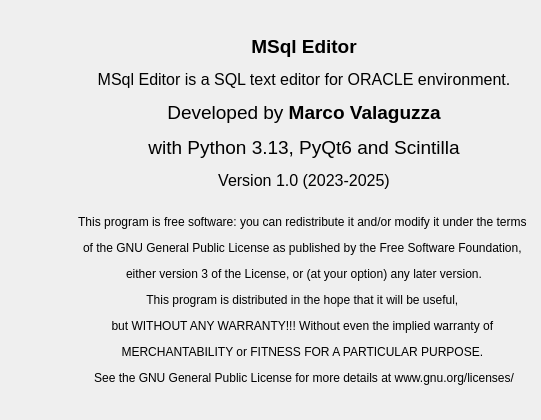
Above: source/qtdesigner/program_info_ui.ui from MValaguz/MSql before the change. Below: the same form after it.
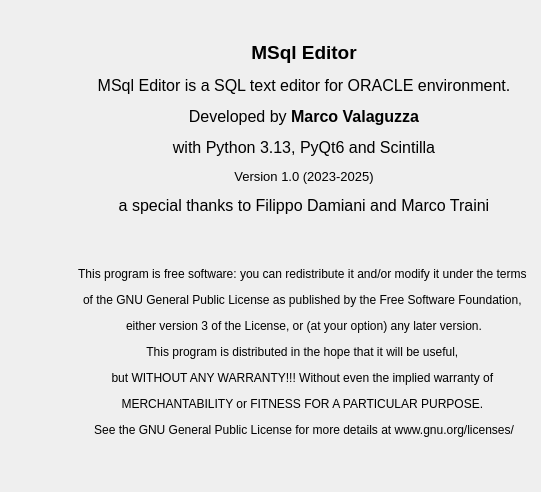
That is the form after the change. Icons and pictures are not drawn.

The edit to the form file:
```diff
--- a/source/qtdesigner/program_info_ui.ui
+++ b/source/qtdesigner/program_info_ui.ui
@@ -7,7 +7,7 @@
     <x>0</x>
     <y>0</y>
     <width>541</width>
-    <height>420</height>
+    <height>492</height>
    </rect>
   </property>
   <property name="windowTitle">
@@ -32,7 +32,7 @@
    <item row="0" column="1">
     <widget class="QLabel" name="label_2">
      <property name="text">
-      <string>&lt;html&gt;&lt;head/&gt;&lt;body&gt;&lt;p align=&quot;center&quot;&gt;&lt;span style=&quot; font-size:14pt; font-weight:600;&quot;&gt;MSql Editor&lt;/span&gt;&lt;/p&gt;&lt;p align=&quot;center&quot;&gt;&lt;span style=&quot; font-size:12pt;&quot;&gt;MSql Editor is a SQL text editor for ORACLE environment.&lt;/span&gt;&lt;/p&gt;&lt;p align=&quot;center&quot;&gt;&lt;span style=&quot; font-size:14pt;&quot;&gt;Developed by &lt;/span&gt;&lt;span style=&quot; font-size:14pt; font-weight:600;&quot;&gt;Marco Valaguzza&lt;/span&gt;&lt;/p&gt;&lt;p align=&quot;center&quot;&gt;&lt;span style=&quot; font-size:14pt;&quot;&gt;with Python 3.13, PyQt6 and Scintilla&lt;/span&gt;&lt;/p&gt;&lt;p align=&quot;center&quot;&gt;&lt;span style=&quot; font-size:12pt;&quot;&gt;Version 1.0 (2023-2025)&lt;/span&gt;&lt;span style=&quot; font-size:10pt;&quot;&gt;&lt;br/&gt;&lt;/span&gt;&lt;/p&gt;&lt;p align=&quot;center&quot;&gt;This program is free software: you can redistribute it and/or modify it under the terms &lt;/p&gt;&lt;p align=&quot;center&quot;&gt;of the GNU General Public License as published by the Free Software Foundation, &lt;/p&gt;&lt;p align=&quot;center&quot;&gt;either version 3 of the License, or (at your option) any later version.&lt;/p&gt;&lt;p align=&quot;center&quot;&gt;This program is distributed in the hope that it will be useful, &lt;/p&gt;&lt;p align=&quot;center&quot;&gt;but WITHOUT ANY WARRANTY!!! Without even the implied warranty of &lt;/p&gt;&lt;p align=&quot;center&quot;&gt;MERCHANTABILITY or FITNESS FOR A PARTICULAR PURPOSE. &lt;/p&gt;&lt;p align=&quot;center&quot;&gt;See the GNU General Public License for more details at www.gnu.org/licenses/&lt;/p&gt;&lt;/body&gt;&lt;/html&gt;</string>
+      <string>&lt;html&gt;&lt;head/&gt;&lt;body&gt;&lt;p align=&quot;center&quot;&gt;&lt;span style=&quot; font-size:14pt; font-weight:600;&quot;&gt;MSql Editor&lt;/span&gt;&lt;/p&gt;&lt;p align=&quot;center&quot;&gt;&lt;span style=&quot; font-size:12pt;&quot;&gt;MSql Editor is a SQL text editor for ORACLE environment.&lt;/span&gt;&lt;/p&gt;&lt;p align=&quot;center&quot;&gt;&lt;span style=&quot; font-size:12pt;&quot;&gt;Developed by &lt;/span&gt;&lt;span style=&quot; font-size:12pt; font-weight:600;&quot;&gt;Marco Valaguzza&lt;/span&gt;&lt;/p&gt;&lt;p align=&quot;center&quot;&gt;&lt;span style=&quot; font-size:12pt;&quot;&gt;with Python 3.13, PyQt6 and Scintilla&lt;/span&gt;&lt;/p&gt;&lt;p align=&quot;center&quot;&gt;&lt;span style=&quot; font-size:10pt;&quot;&gt;Version 1.0 (2023-2025)&lt;/span&gt;&lt;/p&gt;&lt;p align=&quot;center&quot;&gt;&lt;span style=&quot; font-size:12pt;&quot;&gt;a special thanks to Filippo Damiani and Marco Traini&lt;/span&gt;&lt;/p&gt;&lt;p align=&quot;center&quot;&gt;&lt;br/&gt;&lt;/p&gt;&lt;p align=&quot;center&quot;&gt;This program is free software: you can redistribute it and/or modify it under the terms &lt;/p&gt;&lt;p align=&quot;center&quot;&gt;of the GNU General Public License as published by the Free Software Foundation, &lt;/p&gt;&lt;p align=&quot;center&quot;&gt;either version 3 of the License, or (at your option) any later version.&lt;/p&gt;&lt;p align=&quot;center&quot;&gt;This program is distributed in the hope that it will be useful, &lt;/p&gt;&lt;p align=&quot;center&quot;&gt;but WITHOUT ANY WARRANTY!!! Without even the implied warranty of &lt;/p&gt;&lt;p align=&quot;center&quot;&gt;MERCHANTABILITY or FITNESS FOR A PARTICULAR PURPOSE. &lt;/p&gt;&lt;p align=&quot;center&quot;&gt;See the GNU General Public License for more details at www.gnu.org/licenses/&lt;br/&gt;&lt;/p&gt;&lt;/body&gt;&lt;/html&gt;</string>
      </property>
      <property name="alignment">
       <set>Qt::AlignLeading|Qt::AlignLeft|Qt::AlignVCenter</set>
```
